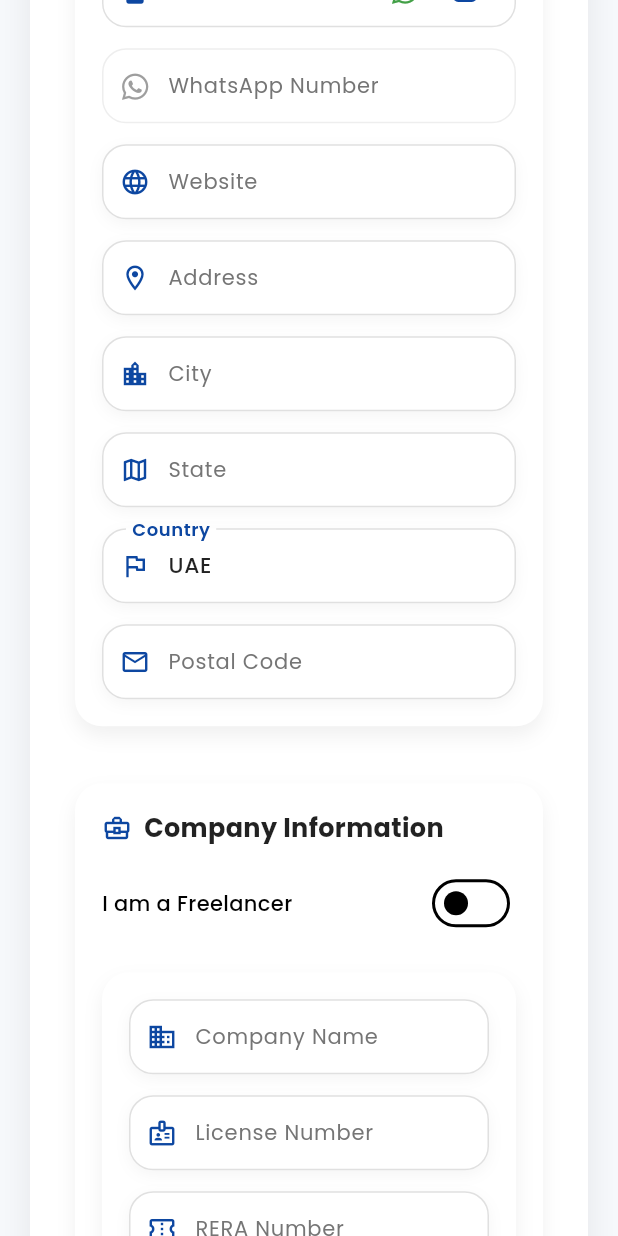
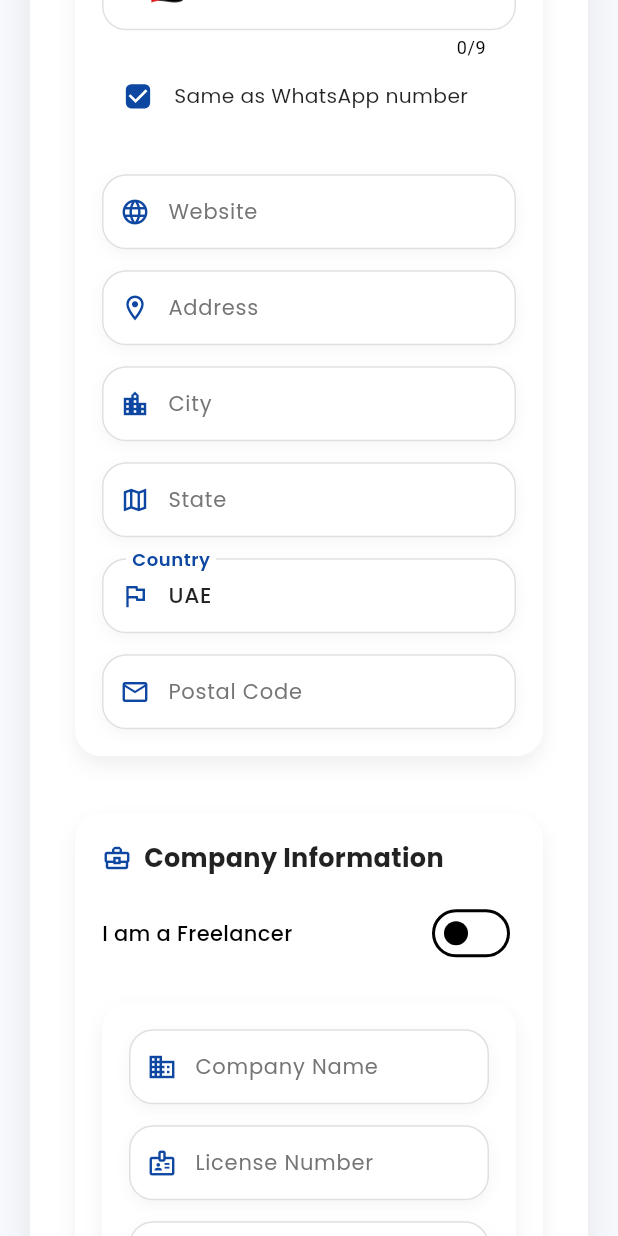
Before and after one commit to abdhmd2022/dubaibrokersconnect, a Flutter app: the BrokerSetupPage screen opened directly with empty values, scrolled down 1152 dp, on a phone screen of 412 x 824 dp. Run offline on Flutter 3.47's test engine with Material 3 defaults, Android fonts, the phone set to English and light mode, and no system bars; drawn by our look-alikes of intl_phone_field; our stand-ins replace data_table_2, file_picker, flutter_animate, flutter_typeahead, font_awesome_flutter, google_fonts and 3 more; accounts and stored records are empty; network calls fail.

Commit message:
"commit v1.0"

```diff
--- a/lib/pages/brokermanagement/broker_profile_screen.dart
+++ b/lib/pages/brokermanagement/broker_profile_screen.dart
@@ -106,6 +106,8 @@ class _BrokerProfileScreenState extends State<BrokerProfileScreen> {
     final avatar = broker!['user']?['avatar'];
     final email = broker!['email'];
     final phone = broker!['mobile'];
+    final whatsapp = broker!['whatsappno'];
+
     final bio = broker!['bio'] ?? '';
     final rating = broker!['rating'] ?? 'N/A';
     final requirements = broker!['requirements'] ?? [];
@@ -353,8 +355,9 @@ class _BrokerProfileScreenState extends State<BrokerProfileScreen> {
                     const SizedBox(height: 10),
                     _contactButton(
                         FontAwesomeIcons.whatsapp,
+
                         "WhatsApp",
-                        "https://wa.me/${phone.toString().replaceAll('+', '')}"),
+                        "https://wa.me/${whatsapp.toString().replaceAll('+', '')}"),
                     const SizedBox(height: 10),
                     _contactButton(Icons.email_outlined, "Email", "mailto:$email"),
                   ],
--- a/lib/pages/brokermanagement/broker_setup_page.dart
+++ b/lib/pages/brokermanagement/broker_setup_page.dart
@@ -5,10 +5,13 @@ import 'package:font_awesome_flutter/font_awesome_flutter.dart';
 import 'package:http/http.dart' as http;
 import 'package:google_fonts/google_fonts.dart';
 import 'package:intl/intl.dart';
+import 'package:intl_phone_field/country_picker_dialog.dart';
 import 'package:shared_preferences/shared_preferences.dart';
 import '../../constants.dart';
 import '../dashboard/broker_shell.dart';
 import '../dashboard/brokerdashboard.dart';
+import 'package:intl_phone_field/intl_phone_field.dart';
+import 'package:intl_phone_field/phone_number.dart';
 
 class BrokerSetupPage extends StatefulWidget {
   final Map<String, dynamic> userData;
@@ -23,6 +26,8 @@ class _BrokerSetupPageState extends State<BrokerSetupPage> {
   final _formKey = GlobalKey<FormState>();
   bool sameAsMobile = true;
 
+  String? fullMobileNumber;
+  String? fullWhatsappNumber;
   /// Controllers
   final displayNameC = TextEditingController();
   final profileTitleC = TextEditingController();
@@ -116,20 +121,25 @@ class _BrokerSetupPageState extends State<BrokerSetupPage> {
       "state": stateC.text.trim(),
       "country": countryC.text.trim(),
       "postal_code": postalCodeC.text.trim(),
-      "phone": phoneC.text.trim(),
-      "mobile": mobileC.text.trim(),
+      "phone":fullMobileNumber ?? '',
+      "mobile": fullMobileNumber ?? '',
+      "whatsapp": fullWhatsappNumber ?? '',
+
       "email": emailC.text.trim(),
       "categories": selectedCategories,
       "website": websiteC.text.trim(),
-      "whatsapp": whatsappC.text.trim(),
       "social_links": {
         "linkedin": linkedinC.text.trim(),
+
         "twitter": twitterC.text.trim(),
         "facebook": facebookC.text.trim(),
       },
       "specializations": selectedSpecs,
       "languages": selectedLangs,
     };
+
+
+    print('body -> $body');
 
     final url = Uri.parse('$baseURL/api/brokers');
 
@@ -324,149 +334,126 @@ class _BrokerSetupPageState extends State<BrokerSetupPage> {
                             ),*/
                           const SizedBox(height: 14),
 
-
-// --- Mobile Field with WhatsApp Checkbox ---
-                          TextFormField(
+                          // 🌍 MOBILE FIELD
+                          IntlPhoneField(
                             controller: mobileC,
-                            keyboardType: TextInputType.phone,
-                            inputFormatters: [
-                              FilteringTextInputFormatter.allow(RegExp(r'^[0-9+]*$')), // allow digits + plus sign
-                              LengthLimitingTextInputFormatter(15),
-                            ],
-                            style: GoogleFonts.poppins(
-                              fontSize: 14.5,
-                              fontWeight: FontWeight.w500,
-                              color: Colors.black87,
-                            ),
-                            onChanged: (value) {
-                              // Auto-mirror to WhatsApp when toggled on
-                              if (sameAsMobile) {
-                                setState(() {
-                                  whatsappC.text = value;
-                                });
-                              }
-                            },
+                            pickerDialogStyle: PickerDialogStyle(width: 400),
+                            initialCountryCode: 'AE',
                             decoration: InputDecoration(
-                              labelText: "Mobile Number",
-                              labelStyle: GoogleFonts.poppins(
-                                color: Colors.grey.shade600,
-                                fontSize: 14,
-                              ),
+                              labelText: 'Mobile Number',
+                              filled: true,
+                              fillColor: Colors.white,
+                              labelStyle: GoogleFonts.poppins(color: Colors.grey.shade600, fontSize: 14),
                               floatingLabelStyle: GoogleFonts.poppins(
                                 color: kPrimaryColor,
                                 fontWeight: FontWeight.w600,
                               ),
-                              filled: true,
-                              fillColor: Colors.white,
-                              prefixIcon: Padding(
-                                padding: const EdgeInsets.only(left: 10, right: 6),
-                                child: Icon(
-                                  Icons.smartphone_outlined,
-                                  size: 20,
-                                  color: kPrimaryColor,
+                              enabledBorder: OutlineInputBorder(
+                                borderRadius: BorderRadius.circular(16),
+                                borderSide: BorderSide(color: Colors.grey.shade300, width: 1),
+                              ),
+                              focusedBorder: OutlineInputBorder(
+                                borderRadius: BorderRadius.circular(16),
+                                borderSide: BorderSide(color: kPrimaryColor, width: 1.6),
                               ),
                             ),
-                              prefixIconConstraints:
-                              const BoxConstraints(minWidth: 40, maxHeight: 26),
+                            onChanged: (phone) {
+                              fullMobileNumber = phone.completeNumber;
 
-                              // --- WhatsApp toggle inside Mobile field ---
-                              suffixIcon: Row(
-                                mainAxisSize: MainAxisSize.min,
+
+                              if (sameAsMobile) {
+                                setState(() {
+                                  fullWhatsappNumber = phone.completeNumber;
+                                  whatsappC.text = phone.number; // keep controller text consistent too
+                                });
+                              }
+                            },
+
+                            onCountryChanged: (country) {
+                              debugPrint('Country changed: ${country.name} (${country.dialCode})');
+                            },
+                            validator: (phone) {
+                              if (phone == null || phone.number.isEmpty) {
+                                return 'Please enter a valid number';
+                              }
+                              return null;
+                            },
+                          ),
+
+
+
+// ✅ Checkbox below Mobile field
+                          Row(
                             children: [
-                                  Icon(FontAwesomeIcons.whatsapp,
-                                      color: Colors.green.shade600, size: 20),
-                                  const SizedBox(width: 6),
                               Transform.scale(
                                 scale: 0.9,
                                 child: Checkbox(
-                                      shape: RoundedRectangleBorder(
-                                        borderRadius: BorderRadius.circular(4),
-                                      ),
+                                  shape: RoundedRectangleBorder(borderRadius: BorderRadius.circular(4)),
                                   activeColor: kPrimaryColor,
                                   value: sameAsMobile,
                                   onChanged: (val) {
                                     setState(() {
                                       sameAsMobile = val ?? false;
+
                                       if (sameAsMobile) {
+                                        // ✅ Mirror both text and full number
                                         whatsappC.text = mobileC.text;
+                                        fullWhatsappNumber = fullMobileNumber;
                                       } else {
+                                        // ✅ Fully clear both text and stored number
                                         whatsappC.clear();
+                                        fullWhatsappNumber = null;
                                       }
                                     });
                                   },
+
                                 ),
                               ),
-                                  const SizedBox(width: 10),
+                              Text(
+                                "Same as WhatsApp number",
+                                style: GoogleFonts.poppins(fontSize: 13.5, color: Colors.black87),
+                              ),
                             ],
                           ),
 
-                              enabledBorder: OutlineInputBorder(
-                                borderRadius: BorderRadius.circular(16),
-                                borderSide:
-                                BorderSide(color: Colors.grey.shade300, width: 1),
-                              ),
-                              focusedBorder: OutlineInputBorder(
-                                borderRadius: BorderRadius.circular(16),
-                                borderSide:
-                                BorderSide(color: kPrimaryColor, width: 1.6),
-                              ),
-                            ),
-                          ),
                           const SizedBox(height: 14),
 
-// --- WhatsApp Field ---
-                          TextFormField(
+// 🌍 WHATSAPP FIELD — Hides automatically if sameAsMobile is true
+                          if (!sameAsMobile)
+                            IntlPhoneField(
                               controller: whatsappC,
-                            keyboardType: TextInputType.phone,
-                            inputFormatters: [
-                              FilteringTextInputFormatter.allow(RegExp(r'^[0-9+]*$')),
-                              LengthLimitingTextInputFormatter(15),
-                            ],
-                            enabled: !sameAsMobile,
-                            style: GoogleFonts.poppins(
-                              fontSize: 14.5,
-                              fontWeight: FontWeight.w500,
-                              color: sameAsMobile ? Colors.grey : Colors.black87,
-                            ),
+                              pickerDialogStyle: PickerDialogStyle(width: 400),
+                              initialCountryCode: 'AE',
                               decoration: InputDecoration(
-                              labelText: "WhatsApp Number",
-                              labelStyle: GoogleFonts.poppins(
-                                color: Colors.grey.shade600,
-                                fontSize: 14,
-                              ),
+                                labelText: 'WhatsApp Number',
+                                filled: true,
+                                fillColor: Colors.white,
+                                labelStyle: GoogleFonts.poppins(color: Colors.grey.shade600, fontSize: 14),
                                 floatingLabelStyle: GoogleFonts.poppins(
                                   color: kPrimaryColor,
                                   fontWeight: FontWeight.w600,
                                 ),
-                              filled: true,
-                              fillColor: Colors.white,
-                              prefixIcon: Padding(
-                                padding: const EdgeInsets.only(left: 10, right: 6),
-                                child: Icon(
-                                  FontAwesomeIcons.whatsapp,
-                                  size: 20,
-                                  color: sameAsMobile ? Colors.grey : kPrimaryColor,
-                                ),
-                              ),
-                              prefixIconConstraints:
-                              const BoxConstraints(minWidth: 40, maxHeight: 26),
                                 enabledBorder: OutlineInputBorder(
                                   borderRadius: BorderRadius.circular(16),
-                                borderSide:
-                                BorderSide(color: Colors.grey.shade300, width: 1),
+                                  borderSide: BorderSide(color: Colors.grey.shade300, width: 1),
                                 ),
                                 focusedBorder: OutlineInputBorder(
                                   borderRadius: BorderRadius.circular(16),
-                                borderSide:
-                                BorderSide(color: kPrimaryColor, width: 1.6),
-                              ),
-                              disabledBorder: OutlineInputBorder(
-                                borderRadius: BorderRadius.circular(16),
-                                borderSide:
-                                BorderSide(color: Colors.grey.shade200, width: 1),
+                                  borderSide: BorderSide(color: kPrimaryColor, width: 1.6),
                                 ),
                               ),
+                              onChanged: (phone) {
+                                fullWhatsappNumber = phone.completeNumber;
+                              },
+                              validator: (phone) {
+                                if (!sameAsMobile && (phone == null || phone.number.isEmpty)) {
+                                  return 'Please enter a valid WhatsApp number';
+                                }
+                                return null;
+                              },
                             ),
+
+
 
 
 
--- a/lib/pages/listings/listings_screen.dart
+++ b/lib/pages/listings/listings_screen.dart
@@ -1096,7 +1096,7 @@ class _ListingsScreenState extends State<ListingsScreen> {
 
                           const SizedBox(height: 25),
 */
-
+                          const SizedBox(height: 25),
 
                           /// ───────────── SUBMIT BUTTON ─────────────
                           Align(
--- a/pubspec.yaml
+++ b/pubspec.yaml
@@ -42,7 +42,9 @@ dependencies:
   flutter_typeahead:
   flutter_animate:
   shimmer:
-
+  intl_phone_field: 3.2.0
+  country_picker:
+  flutter_libphonenumber:
   # The following adds the Cupertino Icons font to your application.
   # Use with the CupertinoIcons class for iOS style icons.
   cupertino_icons: ^1.0.8
```
Also changed, not shown: pubspec.lock. Lines whose indentation alone changed are shown as unchanged.
